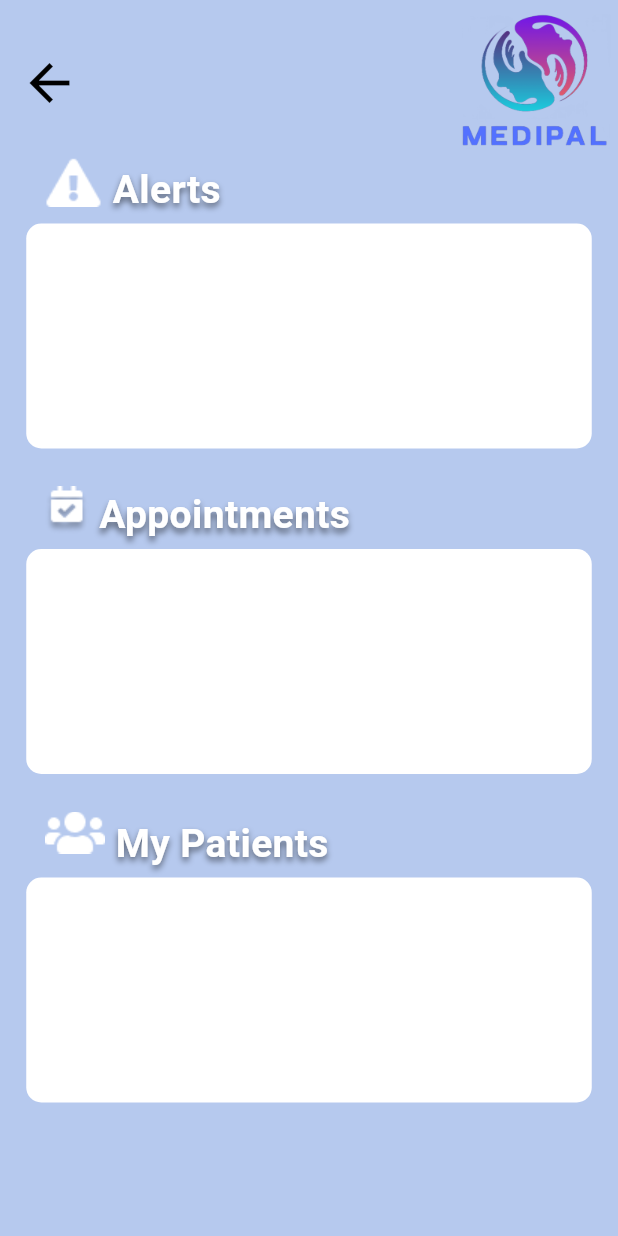
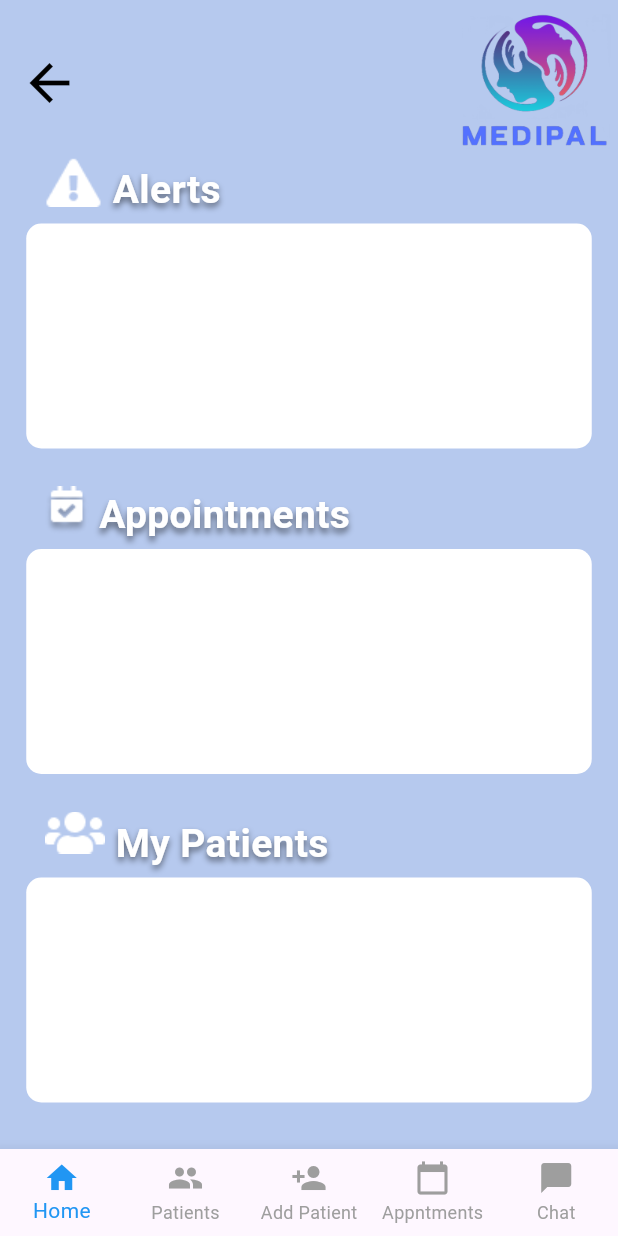
Before and after one commit to jorkd21/MediPal, a Flutter app: the Dashboard screen opened by its route, on a phone screen of 412 x 824 dp. Run offline on Flutter 3.47's test engine with Material 3 defaults, Android fonts, the phone set to English and light mode, and no system bars; our stand-ins replace cloud_firestore, dropdown_search, firebase_analytics, firebase_auth, firebase_core, firebase_database and 3 more; missing offline and left inert: firebase_ui_auth; accounts and stored records are empty; generated files the repository leaves out were written again.

Commit message:
added in navbar to dashboard page
title

```diff
--- a/lib/pages/chat_list.dart
+++ b/lib/pages/chat_list.dart
@@ -27,7 +27,9 @@ class _ChatListState extends State<ChatListPage> {
     return SafeArea(
       child: Scaffold(
         appBar: AppBar(
+          title: Text('Chats'),
         ),
+        backgroundColor: Colors.grey,
         body: StreamBuilder(
           // ignore: deprecated_member_use
           stream: FirebaseDatabase.instance.reference().child('users').onValue,
--- a/lib/pages/dashboard.dart
+++ b/lib/pages/dashboard.dart
@@ -1,5 +1,6 @@
 import 'package:flutter/material.dart';
 import 'package:flutter/widgets.dart';
+import 'package:medipal/chat/chat_list.dart';
 import 'package:medipal/constant/images.dart';
 import 'package:medipal/main.dart';
 import 'package:firebase_database/firebase_database.dart';
@@ -52,6 +53,23 @@ class _DashboardState extends State<Dashboard> {
     _fetchPatientData();
     _fetchAppointmentData(); // Add this line
   }
+
+  int _selectedIndex = 0;
+  final List<Widget> _pages = [
+    Dashboard(),
+    PatientList(), // Your existing DashboardPage widget
+    ChatList(),
+    // Add other pages here
+  ];
+
+  void _onItemTapped(int index) {
+    setState(() {
+      _selectedIndex = index;
+    });
+    Navigator.of(context).pushReplacement(MaterialPageRoute(builder: (context) => _pages[index]),);
+  }
+
+
 
   Future<void> _fetchAppointmentData() async {
     try {
@@ -301,6 +319,38 @@ class _DashboardState extends State<Dashboard> {
           ),
         ),
       ),
-    ));
+      bottomNavigationBar: BottomNavigationBar(
+        type: BottomNavigationBarType.fixed,
+          items: const <BottomNavigationBarItem>[
+            BottomNavigationBarItem(
+              icon: Icon(Icons.home),
+              label: 'Home',
+            ),
+            BottomNavigationBarItem(
+              icon: Icon(Icons.people),
+              label: 'Patients',
+            ),
+            BottomNavigationBarItem(
+              icon: Icon(Icons.person_add),
+              label: 'Add Patient',
+            ),
+            BottomNavigationBarItem(
+              icon: Icon(Icons.calendar_today),
+              label: 'Appntments'),
+            BottomNavigationBarItem(
+              icon: Icon(Icons.chat_bubble),
+              label: 'Chat',
+            ),
+          ],
+          currentIndex: _selectedIndex,
+          selectedItemColor: Colors.blue,
+          unselectedItemColor: Colors.grey,
+          showUnselectedLabels: true,
+          onTap: _onItemTapped,
+        ),
+      ),
+    );
+
   }
+
 }
```
